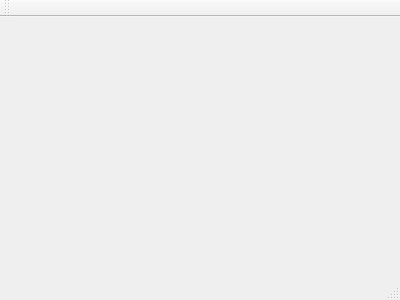
Before: the Qt Designer form application/mainwindow.ui in WillianPessoa/QT-historico, drawn with Qt 5.
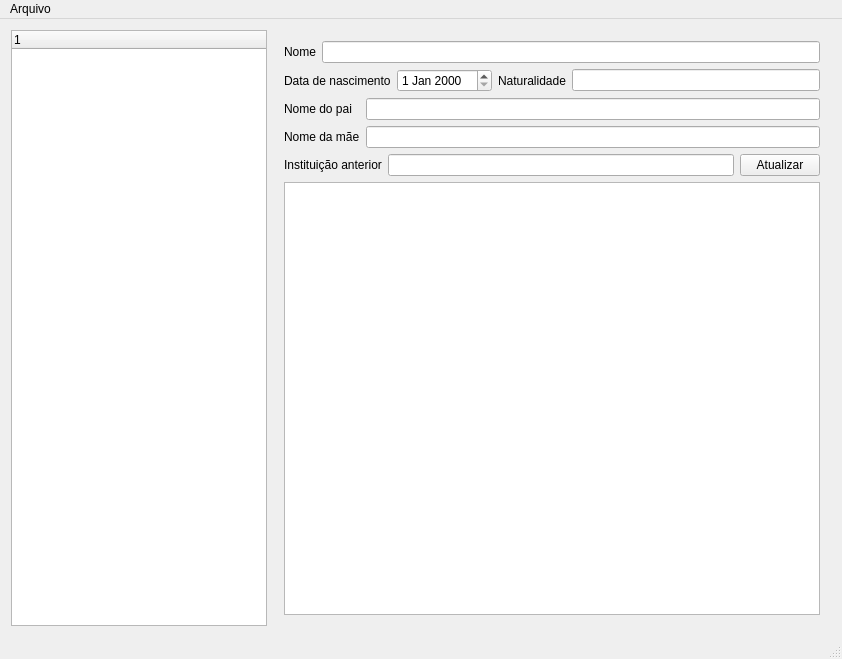
After: the same form once the commit is applied.

Commit message: interface gráfica sem o botão atualizar e barra se menu

```diff
--- a/application/mainwindow.ui
+++ b/application/mainwindow.ui
@@ -6,31 +6,192 @@
    <rect>
     <x>0</x>
     <y>0</y>
-    <width>400</width>
-    <height>300</height>
+    <width>842</width>
+    <height>659</height>
    </rect>
   </property>
+  <property name="maximumSize">
+   <size>
+    <width>16777215</width>
+    <height>16777215</height>
+   </size>
+  </property>
   <property name="windowTitle">
    <string>MainWindow</string>
   </property>
-  <widget class="QWidget" name="centralWidget"/>
+  <widget class="QWidget" name="centralWidget">
+   <layout class="QGridLayout" name="gridLayout_2">
+    <item row="0" column="1">
+     <widget class="QWidget" name="widget" native="true">
+      <property name="sizePolicy">
+       <sizepolicy hsizetype="MinimumExpanding" vsizetype="Expanding">
+        <horstretch>0</horstretch>
+        <verstretch>0</verstretch>
+       </sizepolicy>
+      </property>
+      <layout class="QGridLayout" name="gridLayout_3">
+       <item row="3" column="0">
+        <layout class="QHBoxLayout" name="horizontalLayout_3">
+         <item>
+          <widget class="QLabel" name="label_6">
+           <property name="text">
+            <string>Instituição anterior</string>
+           </property>
+          </widget>
+         </item>
+         <item>
+          <widget class="QLineEdit" name="issuingInstitutionLine">
+           <property name="sizePolicy">
+            <sizepolicy hsizetype="Expanding" vsizetype="Fixed">
+             <horstretch>0</horstretch>
+             <verstretch>0</verstretch>
+            </sizepolicy>
+           </property>
+          </widget>
+         </item>
+         <item>
+          <widget class="QPushButton" name="pushButton">
+           <property name="sizePolicy">
+            <sizepolicy hsizetype="Maximum" vsizetype="Maximum">
+             <horstretch>0</horstretch>
+             <verstretch>0</verstretch>
+            </sizepolicy>
+           </property>
+           <property name="text">
+            <string>Atualizar</string>
+           </property>
+          </widget>
+         </item>
+        </layout>
+       </item>
+       <item row="0" column="0">
+        <layout class="QHBoxLayout" name="horizontalLayout_4">
+         <item>
+          <widget class="QLabel" name="label">
+           <property name="text">
+            <string>Nome</string>
+           </property>
+          </widget>
+         </item>
+         <item>
+          <widget class="QLineEdit" name="nameLine"/>
+         </item>
+        </layout>
+       </item>
+       <item row="1" column="0">
+        <layout class="QHBoxLayout" name="horizontalLayout_5">
+         <item>
+          <widget class="QLabel" name="label_2">
+           <property name="sizePolicy">
+            <sizepolicy hsizetype="Maximum" vsizetype="Preferred">
+             <horstretch>0</horstretch>
+             <verstretch>0</verstretch>
+            </sizepolicy>
+           </property>
+           <property name="text">
+            <string>Data de nascimento</string>
+           </property>
+          </widget>
+         </item>
+         <item>
+          <widget class="QDateEdit" name="birthDate">
+           <property name="sizePolicy">
+            <sizepolicy hsizetype="Maximum" vsizetype="Fixed">
+             <horstretch>0</horstretch>
+             <verstretch>0</verstretch>
+            </sizepolicy>
+           </property>
+          </widget>
+         </item>
+         <item>
+          <widget class="QLabel" name="label_3">
+           <property name="sizePolicy">
+            <sizepolicy hsizetype="Maximum" vsizetype="Preferred">
+             <horstretch>0</horstretch>
+             <verstretch>0</verstretch>
+            </sizepolicy>
+           </property>
+           <property name="text">
+            <string>Naturalidade</string>
+           </property>
+          </widget>
+         </item>
+         <item>
+          <widget class="QLineEdit" name="nationalityLine">
+           <property name="sizePolicy">
+            <sizepolicy hsizetype="Minimum" vsizetype="Fixed">
+             <horstretch>0</horstretch>
+             <verstretch>0</verstretch>
+            </sizepolicy>
+           </property>
+          </widget>
+         </item>
+        </layout>
+       </item>
+       <item row="2" column="0">
+        <layout class="QGridLayout" name="gridLayout">
+         <item row="1" column="0">
+          <widget class="QLabel" name="label_5">
+           <property name="text">
+            <string>Nome da mãe</string>
+           </property>
+          </widget>
+         </item>
+         <item row="0" column="0">
+          <widget class="QLabel" name="label_4">
+           <property name="text">
+            <string>Nome do pai</string>
+           </property>
+          </widget>
+         </item>
+         <item row="1" column="1">
+          <widget class="QLineEdit" name="motherLine"/>
+         </item>
+         <item row="0" column="1">
+          <widget class="QLineEdit" name="fatherLine"/>
+         </item>
+        </layout>
+       </item>
+       <item row="4" column="0">
+        <widget class="QTableWidget" name="gradesTable"/>
+       </item>
+      </layout>
+     </widget>
+    </item>
+    <item row="0" column="0">
+     <widget class="QTreeWidget" name="studentsTree">
+      <property name="sizePolicy">
+       <sizepolicy hsizetype="Maximum" vsizetype="Preferred">
+        <horstretch>0</horstretch>
+        <verstretch>0</verstretch>
+       </sizepolicy>
+      </property>
+      <column>
+       <property name="text">
+        <string notr="true">1</string>
+       </property>
+      </column>
+     </widget>
+    </item>
+   </layout>
+  </widget>
   <widget class="QMenuBar" name="menuBar">
    <property name="geometry">
     <rect>
      <x>0</x>
      <y>0</y>
-     <width>400</width>
-     <height>22</height>
+     <width>842</width>
+     <height>21</height>
     </rect>
    </property>
-  </widget>
-  <widget class="QToolBar" name="mainToolBar">
-   <attribute name="toolBarArea">
-    <enum>TopToolBarArea</enum>
-   </attribute>
-   <attribute name="toolBarBreak">
-    <bool>false</bool>
-   </attribute>
+   <widget class="QMenu" name="menuArquivo">
+    <property name="title">
+     <string>Arquivo</string>
+    </property>
+    <addaction name="actionNovo"/>
+    <addaction name="actionSalvar"/>
+   </widget>
+   <addaction name="menuArquivo"/>
   </widget>
   <widget class="QStatusBar" name="statusBar"/>
  </widget>
```
Left out of the diff: 10 changed lines with no effect on the pictures. The commit also changes 67 other files.
